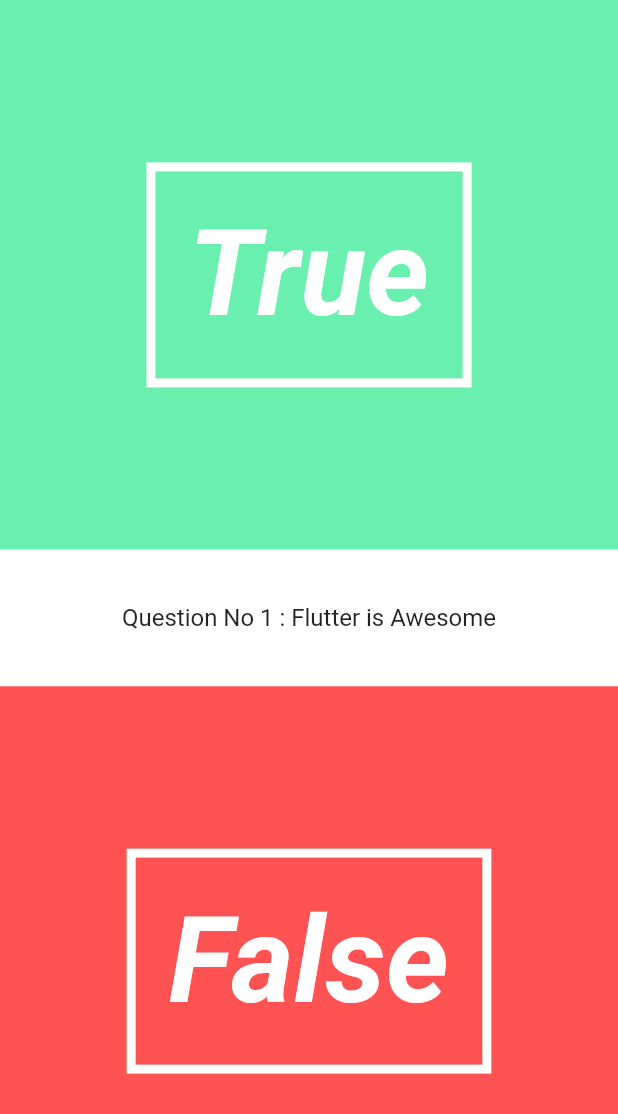
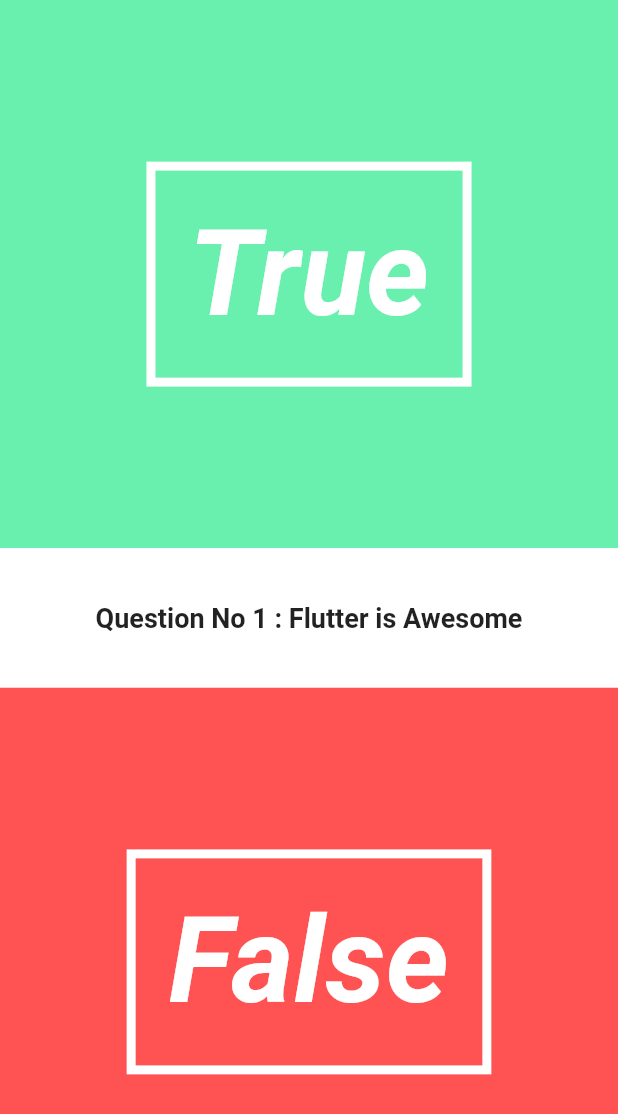
Before and after one commit to sounishnath003/Quizzy-A-Flutter-App, a Flutter app: the screen it shows after launch, on a phone screen of 412 x 824 dp. Shown: the top 1114 px of the screen. Run offline on Flutter 3.47's test engine with Material 2 defaults, Android fonts, the phone set to English and light mode, and no system bars.

Commit message:
Animation controlker for question has been set

```diff
--- a/lib/UI/question_text.dart
+++ b/lib/UI/question_text.dart
@@ -9,7 +9,28 @@ class QuestionText extends StatefulWidget {
   _QuestionTextState createState() => _QuestionTextState();
 }
 
-class _QuestionTextState extends State<QuestionText> {
+class _QuestionTextState extends State<QuestionText> with TickerProviderStateMixin {
+
+  Animation<double> _fontSizeAnimation;
+  AnimationController _fontSizeAnimationController ;
+
+  void initState() {
+    super.initState();
+    _fontSizeAnimationController = new AnimationController(
+      duration: new Duration(
+        milliseconds: 1200,
+      ),
+      vsync: this
+      );
+      _fontSizeAnimation = new CurvedAnimation(
+        parent: _fontSizeAnimationController,
+        curve: Curves.bounceOut
+      );
+      _fontSizeAnimation.addListener(() => this.setState(() => {}
+      ));
+      _fontSizeAnimationController.forward() ;
+  }
+
   @override
   Widget build(BuildContext context) {
     return new Material(
@@ -19,7 +40,8 @@ class _QuestionTextState extends State<QuestionText> {
                 child: new Center(
                   child: new Text("Question No " + widget._questionNumber.toString() + " : " + widget._question,
                   style: new TextStyle(
-                    fontSize: 16.0,
+                    fontSize: _fontSizeAnimation.value*18,
+                    fontWeight: FontWeight.bold,
                   )
                   ),
                 ),
```
